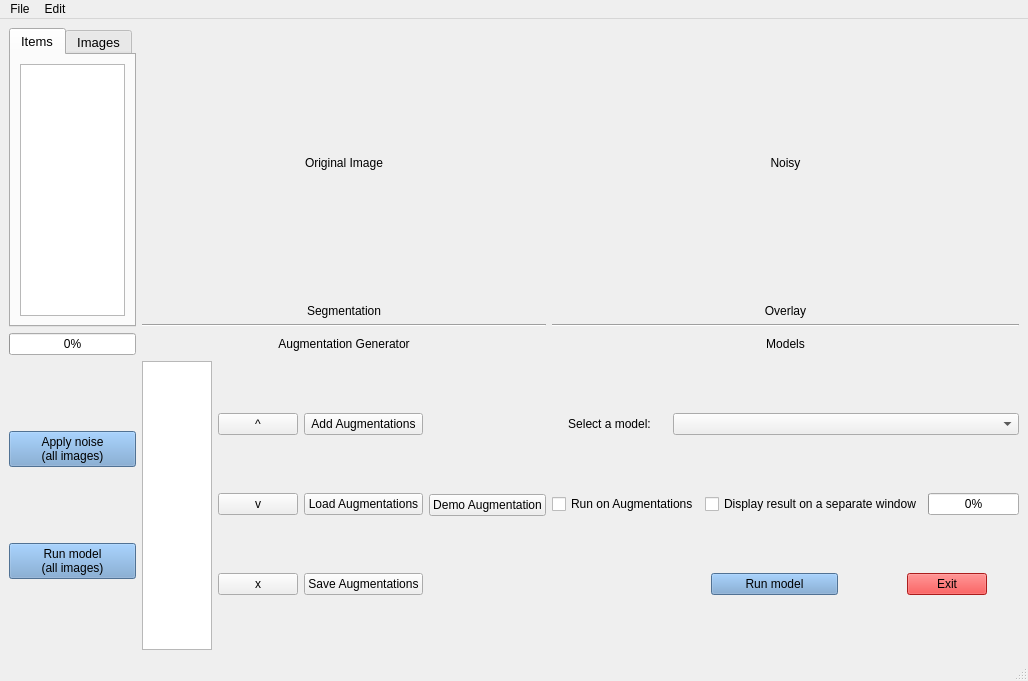
rettholzapfel33/Noisey-image, file src/qt_designer_file/main_window_new.ui: the form before one commit.
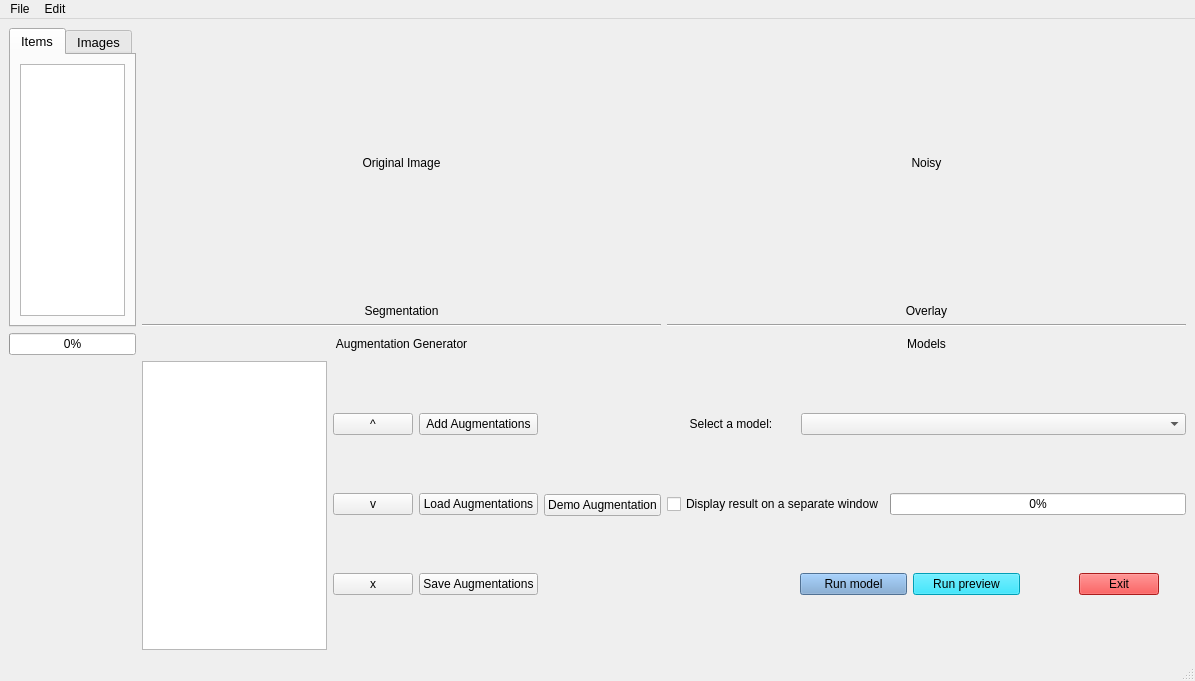
The form after the commit. Custom widgets are drawn as their Qt base class.

```diff
--- a/src/qt_designer_file/main_window_new.ui
+++ b/src/qt_designer_file/main_window_new.ui
@@ -6,7 +6,7 @@
    <rect>
     <x>0</x>
     <y>0</y>
-    <width>1000</width>
+    <width>1195</width>
     <height>681</height>
    </rect>
   </property>
@@ -113,7 +113,7 @@
       <item row="3" column="2">
        <layout class="QGridLayout" name="gridLayout_2" columnstretch="0">
         <item row="3" column="0">
-         <layout class="QHBoxLayout" name="horizontalLayout_5" stretch="5,4,2,2,1">
+         <layout class="QHBoxLayout" name="horizontalLayout_5" stretch="5,4,4,2,2,1">
           <item>
            <spacer name="horizontalSpacer_3">
             <property name="orientation">
@@ -137,6 +137,16 @@
             </property>
            </widget>
           </item>
+          <item>
+           <widget class="QPushButton" name="pushButton">
+            <property name="styleSheet">
+             <string notr="true">background-color: rgb(0, 223, 255);</string>
+            </property>
+            <property name="text">
+             <string>Run preview</string>
+            </property>
+           </widget>
+          </item>
           <item>
            <spacer name="horizontalSpacer_5">
             <property name="orientation">
@@ -194,13 +204,6 @@
         </item>
         <item row="2" column="0">
          <layout class="QHBoxLayout" name="horizontalLayout_2">
-          <item>
-           <widget class="QCheckBox" name="runOnAug">
-            <property name="text">
-             <string>Run on Augmentations</string>
-            </property>
-           </widget>
-          </item>
           <item>
            <widget class="QCheckBox" name="checkBox_2">
             <property name="text">
@@ -335,32 +338,6 @@
         </widget>
        </widget>
       </item>
-      <item row="3" column="0">
-       <layout class="QVBoxLayout" name="verticalLayout_8">
-        <item>
-         <widget class="QPushButton" name="pushButton_3">
-          <property name="styleSheet">
-           <string notr="true">background-color: rgb(114, 159, 207);</string>
-          </property>
-          <property name="text">
-           <string>Apply noise
-(all images)</string>
-          </property>
-         </widget>
-        </item>
-        <item>
-         <widget class="QPushButton" name="pushButton_5">
-          <property name="styleSheet">
-           <string notr="true">background-color: rgb(114, 159, 207);</string>
-          </property>
-          <property name="text">
-           <string>Run model
-(all images)</string>
-          </property>
-         </widget>
-        </item>
-       </layout>
-      </item>
       <item row="2" column="0">
        <widget class="QProgressBar" name="progressBar_2">
         <property name="value">
@@ -456,8 +433,8 @@
     <rect>
      <x>0</x>
      <y>0</y>
-     <width>1000</width>
-     <height>22</height>
+     <width>1195</width>
+     <height>24</height>
     </rect>
    </property>
    <widget class="QMenu" name="menuFile">
```
